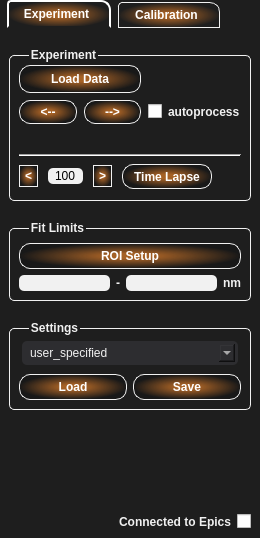
First picture: the form in T-Rax/UIFiles/T_Rax_TemperatureControl.ui, repository CPrescher/T-rax, before the edit.
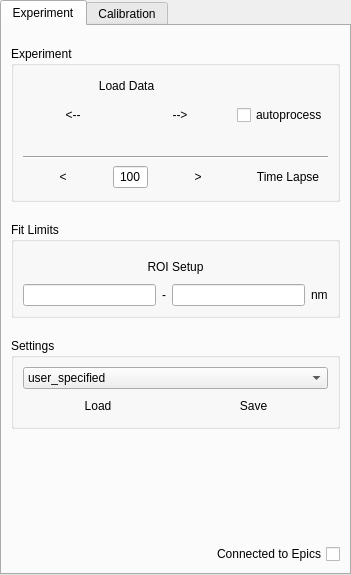
Second picture: the form after the edit. The open tabs and pages were chosen to show the change.

Commit message: updated the GUI completely to look more like Dioptas. However still remaining the darker background color...

What changed in the file:
```diff
--- a/T-Rax/UIFiles/T_Rax_TemperatureControl.ui
+++ b/T-Rax/UIFiles/T_Rax_TemperatureControl.ui
@@ -7,7 +7,7 @@
     <x>0</x>
     <y>0</y>
     <width>260</width>
-    <height>538</height>
+    <height>575</height>
    </rect>
   </property>
   <property name="maximumSize">
@@ -19,140 +19,19 @@
   <property name="windowTitle">
    <string>Form</string>
   </property>
+  <property name="autoFillBackground">
+   <bool>true</bool>
+  </property>
   <property name="styleSheet">
-   <string notr="true"> #ruby_control_widget, #temperature_control_widget, #diamond_control_widget, QTabWidget::pane, QTabWidget::tab-bar,  
- #experiment_tab, #calibration_tab{  
-     background: #1E1E1E;      
- }  
-   
- #temperature_control_widget {  
-     padding-left: 5px;  
- }  
-   
- QLabel , QCheckBox, QGroupBox, QRadioButton, QComboBox  {  
-     color: #F1F1F1;  
-     font-weight: bold;  
- }  
- QCheckBox{  
-     border-radius: 5px;  
- }  
- QRadioButton {  
-     font-weight: normal;  
- }  
-   
- QLineEdit{  
-     border-radius: 5px;  
-     background: #F1F1F1;  
-     color: black;  
- }  
-
-
-QComboBox {
-	background: #2D2D30;
-	border-radius:5px;
-	font-weight: normal;
-	padding: 4px;
-	padding-left: 8px;
-	text-align: right;
-	margin:3px;
+   <string notr="true">#downstream_calib_box{
+	color: rgba(255,255,0,255);
+	border: 1px solid rgba(255,255,0,255);
 }
-QComboBox QAbstractItemView{
-	background: #2D2D30;
-	margin-left: 10px;
-	color: #F1F1F1;
-	selection-background-color: rgba(221, 124, 40, 120);
-	border-radius: 5px;
 
-}
-   
- QPushButton{  
-     color:white;  
-     border: 1px solid rgba(241,241,241,255); 
-     border-radius: 11px; 
-     padding: 5px;  
-     font-weight: bold;
- }  
-
- #temperature_control_widget QPushButton {  
-     background: qradialgradient(spread:pad, cx:0.5, cy:0.5, radius:0.5, fx:0.5, fy:0.5, stop:0.20398 rgba(221, 124, 40, 180), stop:1 rgba(0, 0, 0, 50));
-
- }  
-   
- #ruby_control_widget QPushButton {  
-     background: qradialgradient(spread:pad, cx:0.5, cy:0.5, radius:0.5, fx:0.5, fy:0.5, stop:0.20398 rgba(197, 0, 3, 255), stop:1 rgba(0, 0, 0, 50))  
- }
-
-QPushButton::disabled{
-	border: 1px solid rgba(200,200,200,255); 
-	color: rgba(200,200,200,255);
-}  
-   
- #diamond_control_widget QPushButton{  
-     background: qradialgradient(spread:pad, cx:0.5, cy:0.5, radius:0.5, fx:0.5, fy:0.5, stop:0.20398 rgba(27, 0, 134, 255), stop:1 rgba(0, 0, 0, 50))  
- }  
-   
-#next_frame_btn, #previous_frame_btn {
-	border-radius: 0px;
-}
- QPushButton::hover{  
-     border:1px solid #fff;  
-     padding: 5px;  
- }  
-   
- QPushPutton::pressed{  
-    border:2px solid #fff;  
-    padding: 5px;  
-    margin: 5px;  
- }  
-   
- QGroupBox {  
-     border: 1px solid #F1F1F1;  
-     border-radius: 5px;  
-     margin-top: 7px;  
-     padding: 0px  
- }  
- QGroupBox::title {  
-      subcontrol-origin: margin;  
-      left: 20px  
-  }  
-    
- QTabBar::tab {  
-     background: qradialgradient(spread:pad, cx:0.5, cy:0.5, radius:0.5, fx:0.5, fy:0.5, stop:0.20398 rgba(221, 124, 40, 180), stop:1 #1E1E1E);  
-     border: 1px solid  #F1F1F1;  
-     border-top-left-radius: 4px;  
-     border-top-right-radius: 10px;  
-     padding: 5px;  
-     padding-right: 10px;  
-     color: #FFF;  
-     font-weight: bold;  
-     width:85px;  
-     margin-left: 7px  
- }  
-   
- QTabBar::tab:hover {  
-     border-color: #fff;  
- }  
-   
- QTabBar::tab:selected {  
-     border:2px solid  #FFF;  
-     border-bottom-color: #1E1E1E;  
- }     
- QTabBar::tab:!selected {  
-     margin-top: 2px;  
- }  
-   
- #downstream_calib_box{  
-     color:  rgba(255,255,0,255);  
-     border: 1px solid rgba(255,255,0,255);  
- }  
- #upstream_calib_box {  
-     color: rgba(255,140,0,255);  
-     border: 1px solid rgba(255,140,0,255);  
- }  
-   
- #upstream_calib_box QPushButton, #downstream_calib_box QPushButton {  
-     background:qconicalgradient(cx:0.5, cy:0.5, angle:0, stop:0 rgba(30, 30, 30, 255), stop:1 rgba(60, 60, 64, 255))  
- }  </string>
+#upstream_calib_box{
+	color: rgba(255,140,0,255);
+	border: 1px solid rgba(255,140,0,255);
+}</string>
   </property>
   <layout class="QVBoxLayout" name="verticalLayout_4">
    <property name="spacing">
@@ -221,15 +100,15 @@
             <item row="0" column="0">
              <widget class="QPushButton" name="load_exp_data_btn">
               <property name="sizePolicy">
-               <sizepolicy hsizetype="Expanding" vsizetype="Fixed">
+               <sizepolicy hsizetype="Minimum" vsizetype="Minimum">
                 <horstretch>0</horstretch>
                 <verstretch>0</verstretch>
                </sizepolicy>
               </property>
               <property name="minimumSize">
                <size>
-                <width>90</width>
-                <height>28</height>
+                <width>0</width>
+                <height>0</height>
                </size>
               </property>
               <property name="text">
@@ -268,7 +147,7 @@
               <item>
                <widget class="QPushButton" name="load_previous_exp_data_btn">
                 <property name="sizePolicy">
-                 <sizepolicy hsizetype="Expanding" vsizetype="Fixed">
+                 <sizepolicy hsizetype="Minimum" vsizetype="Minimum">
                   <horstretch>0</horstretch>
                   <verstretch>0</verstretch>
                  </sizepolicy>
@@ -276,7 +155,7 @@
                 <property name="minimumSize">
                  <size>
                   <width>0</width>
-                  <height>24</height>
+                  <height>0</height>
                  </size>
                 </property>
                 <property name="maximumSize">
@@ -296,9 +175,9 @@
               <item>
                <widget class="QPushButton" name="load_next_exp_data_btn">
                 <property name="sizePolicy">
-                 <sizepolicy hsizetype="Expanding" vsizetype="Fixed">
+                 <sizepolicy hsizetype="Minimum" vsizetype="Minimum">
                   <horstretch>0</horstretch>
-                  <verstretch>24</verstretch>
+                  <verstretch>0</verstretch>
                  </sizepolicy>
                 </property>
                 <property name="maximumSize">
@@ -371,10 +250,16 @@
              </property>
              <item>
               <widget class="QPushButton" name="previous_frame_btn">
+               <property name="sizePolicy">
+                <sizepolicy hsizetype="Minimum" vsizetype="Minimum">
+                 <horstretch>0</horstretch>
+                 <verstretch>0</verstretch>
+                </sizepolicy>
+               </property>
                <property name="maximumSize">
                 <size>
                  <width>16777215</width>
-                 <height>22</height>
+                 <height>16777215</height>
                 </size>
                </property>
                <property name="styleSheet">
@@ -421,6 +306,12 @@
              </item>
              <item>
               <widget class="QPushButton" name="next_frame_btn">
+               <property name="sizePolicy">
+                <sizepolicy hsizetype="Minimum" vsizetype="Minimum">
+                 <horstretch>0</horstretch>
+                 <verstretch>0</verstretch>
+                </sizepolicy>
+               </property>
                <property name="minimumSize">
                 <size>
                  <width>0</width>
@@ -430,7 +321,7 @@
                <property name="maximumSize">
                 <size>
                  <width>16777215</width>
-                 <height>22</height>
+                 <height>16777215</height>
                 </size>
                </property>
                <property name="text">
@@ -450,15 +341,15 @@
              <item>
               <widget class="QPushButton" name="time_lapse_btn">
                <property name="sizePolicy">
-                <sizepolicy hsizetype="Minimum" vsizetype="Fixed">
+                <sizepolicy hsizetype="Minimum" vsizetype="Minimum">
                  <horstretch>0</horstretch>
                  <verstretch>0</verstretch>
                 </sizepolicy>
                </property>
                <property name="minimumSize">
                 <size>
-                 <width>90</width>
-                 <height>25</height>
+                 <width>0</width>
+                 <height>0</height>
                 </size>
                </property>
                <property name="maximumSize">
```
Left out of the diff: 238 changed lines with no effect on the pictures. The commit also changes 18 other files.
